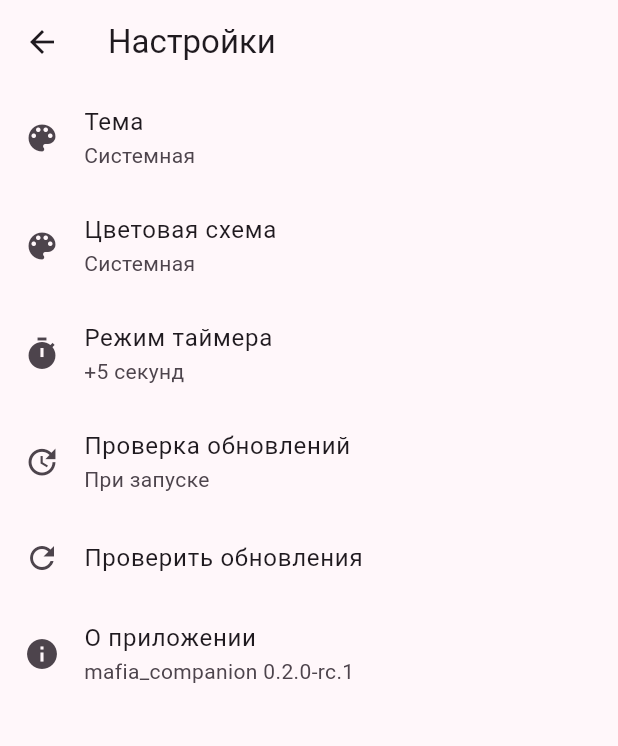
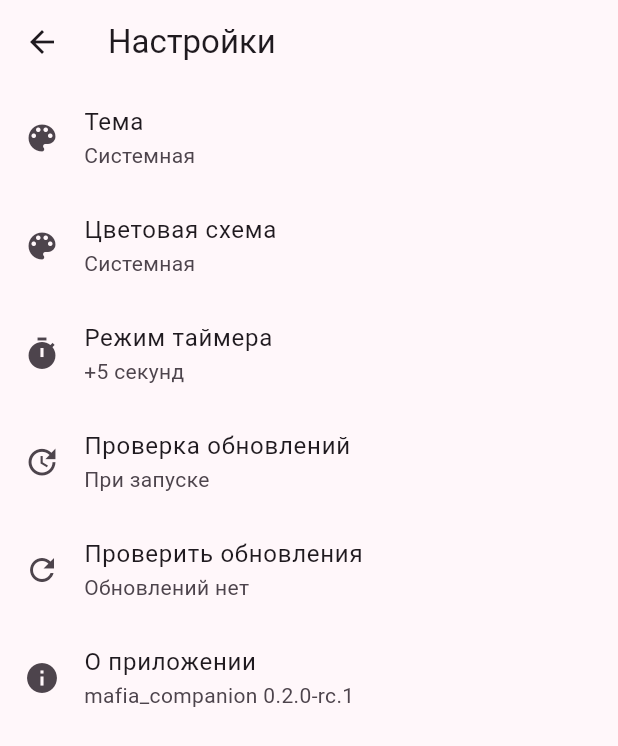
Before and after one commit to evgfilim1/mafia-companion, a Flutter app: the AppDrawer widget shown alone on an empty page, opened directly, after a tap on "Настройки", on a phone screen of 412 x 824 dp. Shown: the top 746 px of the screen. Run offline on Flutter 3.47's test engine with Material 2 defaults, Android fonts, the phone set to English and light mode, and no system bars; drawn by our look-alikes of dynamic_color; our stand-ins replace flutter_markdown, package_info_plus, shared_preferences, vibration; missing offline and left inert: dart:ffi; accounts and stored records are empty; network calls fail.

Commit message:
Add menu notification about updates

```diff
--- a/lib/main.dart
+++ b/lib/main.dart
@@ -11,6 +11,7 @@ import "screens/seat_randomizer.dart";
 import "screens/settings.dart";
 import "utils/game_controller.dart";
 import "utils/settings.dart";
+import "utils/updates_checker.dart";
 
 void main() async {
   WidgetsFlutterBinding.ensureInitialized();
@@ -22,6 +23,7 @@ void main() async {
         ChangeNotifierProvider<SettingsModel>.value(value: settings),
         Provider<PackageInfo>.value(value: packageInfo),
         ChangeNotifierProvider<GameController>(create: (context) => GameController()),
+        ChangeNotifierProvider<UpdatesChecker>(create: (context) => UpdatesChecker()),
       ],
       child: const MyApp(),
     ),
--- a/lib/screens/settings.dart
+++ b/lib/screens/settings.dart
@@ -8,6 +8,7 @@ import "package:provider/provider.dart";
 import "../utils/settings.dart";
 import "../utils/ui.dart";
 import "../utils/updates_checker.dart";
+import "../widgets/notification_dot.dart";
 
 class _ChoiceListTile<T> extends StatelessWidget {
   final Widget? leading;
@@ -59,6 +60,8 @@ class SettingsScreen extends StatelessWidget {
     final settings = context.watch<SettingsModel>();
     final packageInfo = context.read<PackageInfo>();
     final appVersion = packageInfo.version + (kDebugMode ? " (debug)" : "");
+    final checker = context.watch<UpdatesChecker>();
+
     return Scaffold(
       appBar: AppBar(title: const Text("Настройки")),
       body: ListView(
@@ -113,13 +116,19 @@ class SettingsScreen extends StatelessWidget {
           ListTile(
             leading: const Icon(Icons.refresh),
             title: const Text("Проверить обновления"),
+            subtitle: Text(
+              checker.hasUpdate
+                  ? "Доступна новая версия v${checker.updateInfo!.version}"
+                  : "Обновлений нет",
+            ),
+            trailing: checker.hasUpdate ? const NotificationDot(size: 8) : null,
             onTap: () async {
               unawaited(
                 showSnackBar(context, const SnackBar(content: Text("Проверка обновлений..."))),
               );
               final NewVersionInfo? res;
               try {
-                res = await checkForUpdates(rethrow_: true);
+                res = await checker.checkForUpdates(rethrow_: true);
               } on Exception {
                 if (context.mounted) {
                   unawaited(
--- a/lib/utils/updates_checker.dart
+++ b/lib/utils/updates_checker.dart
@@ -1,5 +1,6 @@
 import "dart:convert";
 
+import "package:flutter/foundation.dart";
 import "package:http/http.dart" as http;
 import "package:intl/intl.dart";
 import "package:package_info_plus/package_info_plus.dart";
@@ -11,12 +12,13 @@ import "updates_checker/stub.dart"
     if (dart.library.html) "updates_checker/web.dart" show getReleaseDownloadUrl;
 import "version.dart";
 
-export "" show NewVersionInfo, checkForUpdates;
+export "" show NewVersionInfo, UpdatesChecker;
 
 final _releasesUri = Uri.parse("https://api.github.com/repos/evgfilim1/mafia-companion/releases");
 final _commitsRegexp = RegExp(r"#+\s*Commits\r?\n.+$", dotAll: true);
 final _changelogDateFormat = DateFormat("yyyy-MM-dd");
 
+@immutable
 class NewVersionInfo {
   /// Version string
   final String version;
@@ -27,11 +29,23 @@ class NewVersionInfo {
   /// Download URL for Android, empty string for web
   final String downloadUrl;
 
-  NewVersionInfo({
+  const NewVersionInfo({
     required this.version,
     required this.releaseNotes,
     required this.downloadUrl,
   });
+
+  @override
+  bool operator ==(Object other) =>
+      identical(this, other) ||
+      other is NewVersionInfo &&
+          runtimeType == other.runtimeType &&
+          version == other.version &&
+          releaseNotes == other.releaseNotes &&
+          downloadUrl == other.downloadUrl;
+
+  @override
+  int get hashCode => Object.hash(version, releaseNotes, downloadUrl);
 }
 
 Future<List<GitHubRelease>> _getAllReleases([http.Client? client]) async {
@@ -93,7 +107,7 @@ Future<NewVersionInfo?> _checkForUpdates() async {
   );
 }
 
-Future<NewVersionInfo?> checkForUpdates({bool rethrow_ = false}) async {
+Future<NewVersionInfo?> _checkForUpdatesImpl({bool rethrow_ = false}) async {
   try {
     return await _checkForUpdates();
   } on http.ClientException catch (e) {
@@ -114,3 +128,20 @@ Future<NewVersionInfo?> checkForUpdates({bool rethrow_ = false}) async {
     return null;
   }
 }
+
+class UpdatesChecker with ChangeNotifier {
+  NewVersionInfo? _info;
+
+  NewVersionInfo? get updateInfo => _info;
+
+  bool get hasUpdate => _info != null;
+
+  Future<NewVersionInfo?> checkForUpdates({bool rethrow_ = false}) async {
+    final info = await _checkForUpdatesImpl(rethrow_: rethrow_);
+    if (info != _info) {
+      _info = info;
+      notifyListeners();
+    }
+    return _info;
+  }
+}
--- a/lib/widgets/app_drawer.dart
+++ b/lib/widgets/app_drawer.dart
@@ -3,6 +3,8 @@ import "package:package_info_plus/package_info_plus.dart";
 import "package:provider/provider.dart";
 
 import "../utils/ui.dart";
+import "../utils/updates_checker.dart";
+import "notification_dot.dart";
 
 class AppDrawer extends StatelessWidget {
   const AppDrawer({super.key});
@@ -10,6 +12,7 @@ class AppDrawer extends StatelessWidget {
   @override
   Widget build(BuildContext context) {
     final packageInfo = context.watch<PackageInfo>();
+    final checker = context.watch<UpdatesChecker>();
 
     return Drawer(
       child: ListView(
@@ -46,6 +49,7 @@ class AppDrawer extends StatelessWidget {
           ListTile(
             leading: const Icon(Icons.settings),
             title: const Text("Настройки"),
+            trailing: checker.hasUpdate ? const NotificationDot(size: 8) : null,
             onTap: () {
               Navigator.pop(context);
               Navigator.pushNamed(context, "/settings");
```
Also changed, not shown: lib/screens/main.dart (+17 -1 lines), lib/widgets/notification_dot.dart (added, +20 -0 lines), 1 other file.
